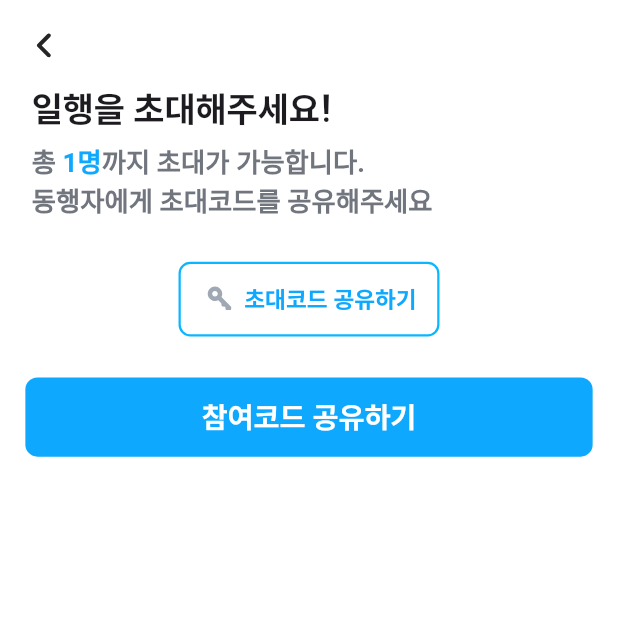
After one commit to PACKIT-Project/PACKIT-App, a Flutter app: the TourInvitePage screen opened by its route, on a phone screen of 412 x 824 dp, the top half of it. The commit adds this screen. Run offline on Flutter 3.47's test engine with Material 2 defaults, Android fonts, the phone set to English and light mode, and no system bars; our stand-ins replace flutter_screenutil, flutter_svg, get, table_calendar; missing offline and left inert: flutter_carousel_slider.

Commit message:
feat: 참여 코드 공유 화면 추가
Signed-off-by: qwertycvb(HeeRyun, Jin <jins4218@gmail.com>

```diff
--- a/lib/app/config/routes/route_path.dart
+++ b/lib/app/config/routes/route_path.dart
@@ -11,4 +11,5 @@ class RoutePath {
   static const String selectParty = "/select_party";
   static const String selectRegion = "/select_region";
   static const String checkTourInformation = "/tour_check";
+  static const String tourInvite = "/invite_tour";
 }
--- a/lib/app/config/routes/routes.dart
+++ b/lib/app/config/routes/routes.dart
@@ -9,6 +9,7 @@ import 'package:packit/presentation/tour/views/check_tour_information_page.dart'
 import 'package:packit/presentation/tour/views/select_date_page.dart';
 import 'package:packit/presentation/tour/views/select_party_page.dart';
 import 'package:packit/presentation/tour/views/select_region_page.dart';
+import 'package:packit/presentation/tour/views/tour_invite_page.dart';
 
 class Routes {
   static List<GetPage> routes = [
@@ -47,5 +48,9 @@ class Routes {
       name: RoutePath.checkTourInformation,
       page: () => CheckTourInformationPage(),
     ),
+    GetPage(
+      name: RoutePath.tourInvite,
+      page: () => const TourInvitePage(),
+    ),
   ];
 }
--- a/lib/presentation/tour/views/check_tour_information_page.dart
+++ b/lib/presentation/tour/views/check_tour_information_page.dart
@@ -3,6 +3,7 @@ import 'package:flutter_screenutil/flutter_screenutil.dart';
 import 'package:flutter_svg/flutter_svg.dart';
 import 'package:get/get.dart';
 import 'package:intl/intl.dart';
+import 'package:packit/app/config/routes/route_path.dart';
 import 'package:packit/presentation/widget/packit_button.dart';
 
 import '../controller/calendar_controller.dart';
@@ -104,7 +105,7 @@ class CheckTourInformationPage extends StatelessWidget {
           padding: EdgeInsets.symmetric(vertical: 28.69.h),
           child: PackitButton(
             "여행 생성 완료하기",
-            onTap: () => Get.toNamed("/tour/complete"),
+            onTap: () => Get.toNamed(RoutePath.tourInvite),
           ),
         ),
       ),
--- /dev/null
+++ b/lib/presentation/tour/views/tour_invite_page.dart
@@ -0,0 +1,80 @@
+import 'package:flutter/material.dart';
+import 'package:flutter_screenutil/flutter_screenutil.dart';
+import 'package:flutter_svg/svg.dart';
+import 'package:get/get.dart';
+import 'package:packit/presentation/tour/controller/tour_controller.dart';
+import 'package:packit/presentation/widget/packit_button.dart';
+
+class TourInvitePage extends StatelessWidget {
+  const TourInvitePage({super.key});
+
+  @override
+  Widget build(BuildContext context) {
+    return Scaffold(
+      body: SafeArea(
+        child: Column(
+          crossAxisAlignment: CrossAxisAlignment.start,
+          children: [
+            Padding(
+              padding: EdgeInsets.fromLTRB(15.67.w, 19.h, 23.5.w, 0),
+              child: GestureDetector(
+                onTap: () => Navigator.pop(context),
+                child: SvgPicture.asset('assets/icons/arrow_back.svg', width: 24.w, height: 24.h),
+              ),
+            ),
+            Padding(
+              padding: EdgeInsets.symmetric(horizontal: 20.w),
+              child: Column(
+                crossAxisAlignment: CrossAxisAlignment.start,
+                children: [
+                  SizedBox(height: 14.76.h),
+                  Text("일행을 초대해주세요!", style: TextStyle(fontSize: 24.sp, fontWeight: FontWeight.w700)),
+                  SizedBox(height: 4.16.h),
+                  RichText(
+                    text: TextSpan(
+                      style: TextStyle(fontSize: 18.sp, fontWeight: FontWeight.w600, color: const Color(0xFF71757E)),
+                      children: [
+                        const TextSpan(text: "총 "),
+                        TextSpan(
+                            text: "${Get.find<TourController>().selectedPartyNumber.value.toString()}명",
+                            style: const TextStyle(color: Color(0xFF0EA8FF))),
+                        const TextSpan(text: "까지 초대가 가능합니다.\n동행자에게 초대코드를 공유해주세요"),
+                      ],
+                    ),
+                  ),
+                ],
+              ),
+            ),
+            SizedBox(height: 28.76.h),
+            Center(
+              child: Container(
+                decoration: BoxDecoration(
+                  border: Border.all(width: 1.5, color: const Color(0xFF0AB6FF)),
+                  borderRadius: BorderRadius.circular(8.r),
+                ),
+                child: Padding(
+                  padding: EdgeInsets.symmetric(horizontal: 13.w, vertical: 11.h),
+                  child: Row(
+                    mainAxisSize: MainAxisSize.min,
+                    children: [
+                      SvgPicture.asset('assets/icons/tour/key.svg', width: 24.w, height: 24.w),
+                      SizedBox(width: 3.w),
+                      Text("초대코드 공유하기",
+                          style: TextStyle(
+                            fontSize: 16.sp,
+                            fontWeight: FontWeight.w700,
+                            color: const Color(0xFF0EA8FF),
+                          )),
+                    ],
+                  ),
+                ),
+              ),
+            ),
+            SizedBox(height: 28.h),
+            PackitButton("참여코드 공유하기", onTap: () {}),
+          ],
+        ),
+      ),
+    );
+  }
+}
--- a/lib/presentation/widget/packit_button.dart
+++ b/lib/presentation/widget/packit_button.dart
@@ -16,7 +16,7 @@ class PackitButton extends StatelessWidget {
         onTap: onTap,
         child: Container(
           width: double.maxFinite,
-          height: 50.h,
+          height: 54.h,
           decoration: BoxDecoration(color: color ?? const Color(0xFF0EA8FF), borderRadius: BorderRadius.circular(8)),
           child: Center(
             child: Text(text, style: TextStyle(fontSize: 20.sp, fontWeight: FontWeight.w700, color: Colors.white)),
```
Also changed, not shown: assets/icons/tour/key.svg (added).
